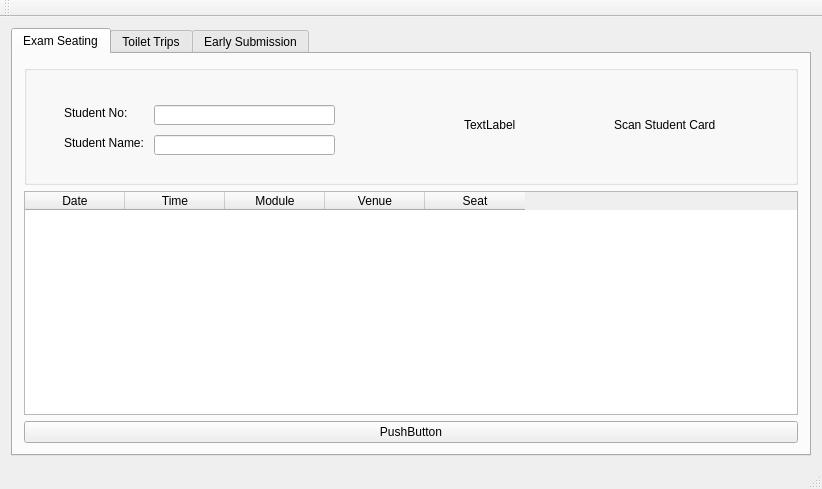
Qt form Exam_kiosk/mainwindow.ui (qinjie/Exam-Kiosk) before a commit.
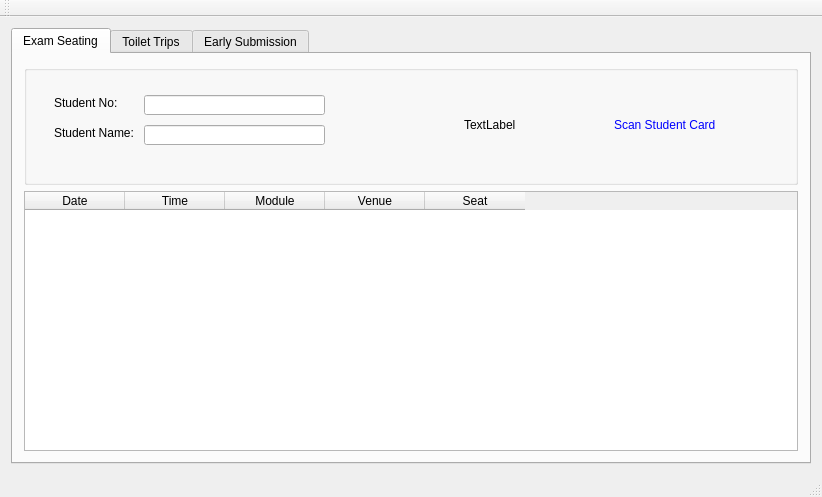
The same form after that commit. The open tabs and pages were chosen to show the change.

The edit to the form file:
```diff
--- a/Exam_kiosk/mainwindow.ui
+++ b/Exam_kiosk/mainwindow.ui
@@ -7,7 +7,7 @@
     <x>0</x>
     <y>0</y>
     <width>818</width>
-    <height>489</height>
+    <height>497</height>
    </rect>
   </property>
   <property name="windowTitle">
@@ -51,6 +51,9 @@
              <height>20</height>
             </rect>
            </property>
+           <property name="styleSheet">
+            <string notr="true">font: 12pt &quot;MS Shell Dlg 2&quot;; color: blue</string>
+           </property>
            <property name="text">
             <string>Scan Student Card</string>
            </property>
@@ -71,8 +74,8 @@
           <widget class="QLabel" name="label_2">
            <property name="geometry">
             <rect>
-             <x>40</x>
-             <y>70</y>
+             <x>30</x>
+             <y>60</y>
              <width>91</width>
              <height>16</height>
             </rect>
@@ -84,8 +87,8 @@
           <widget class="QLabel" name="label">
            <property name="geometry">
             <rect>
-             <x>40</x>
-             <y>40</y>
+             <x>30</x>
+             <y>30</y>
              <width>91</width>
              <height>16</height>
             </rect>
@@ -97,8 +100,8 @@
           <widget class="QLineEdit" name="seatLEStudentName">
            <property name="geometry">
             <rect>
-             <x>130</x>
-             <y>70</y>
+             <x>120</x>
+             <y>60</y>
              <width>181</width>
              <height>20</height>
             </rect>
@@ -107,8 +110,8 @@
           <widget class="QLineEdit" name="seatLEStudentNo">
            <property name="geometry">
             <rect>
-             <x>130</x>
-             <y>40</y>
+             <x>120</x>
+             <y>30</y>
              <width>181</width>
              <height>20</height>
             </rect>
@@ -127,6 +130,9 @@
             <verstretch>0</verstretch>
            </sizepolicy>
           </property>
+          <property name="layoutDirection">
+           <enum>Qt::LeftToRight</enum>
+          </property>
           <column>
            <property name="text">
             <string>Date</string>
@@ -154,13 +160,6 @@
           </column>
          </widget>
         </item>
-        <item>
-         <widget class="QPushButton" name="pushButton">
-          <property name="text">
-           <string>PushButton</string>
-          </property>
-         </widget>
-        </item>
        </layout>
       </widget>
       <widget class="QWidget" name="tab_2">
```
Left out of the diff: 6 changed lines with no effect on the pictures.
